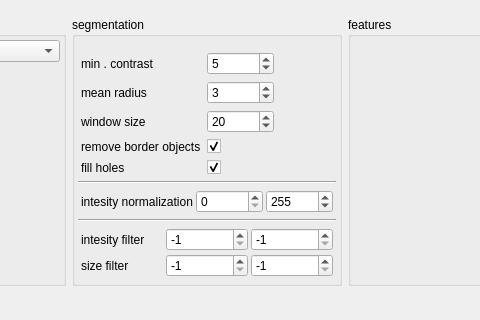
Above: cat/gui/segmentationdlg.ui from manerotoni/afw before the change; both pictures show x 159 to 639 and y 0 to 320 of the 732 by 401 pixel window. Below: the same form after it.
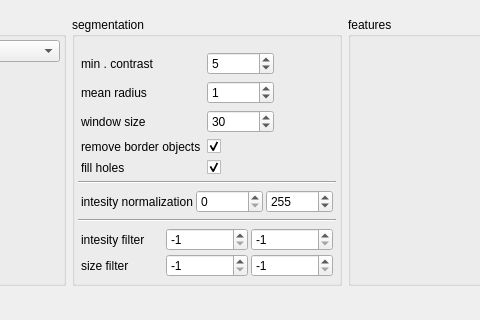
That is the form after the change. Custom widgets are drawn as their Qt base class.

```diff
--- a/cat/gui/segmentationdlg.ui
+++ b/cat/gui/segmentationdlg.ui
@@ -188,7 +188,7 @@
              <number>100000</number>
             </property>
             <property name="value">
-             <number>3</number>
+             <number>1</number>
             </property>
            </widget>
           </item>
@@ -211,7 +211,7 @@
              <number>1000000</number>
             </property>
             <property name="value">
-             <number>20</number>
+             <number>30</number>
             </property>
            </widget>
           </item>
```
